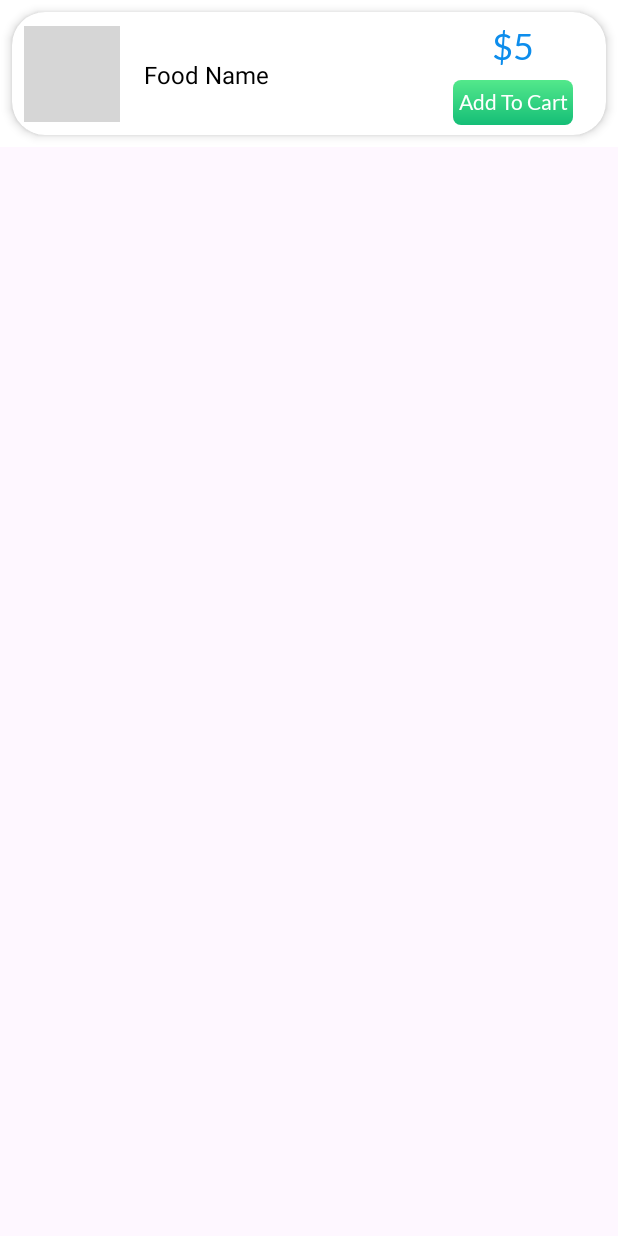
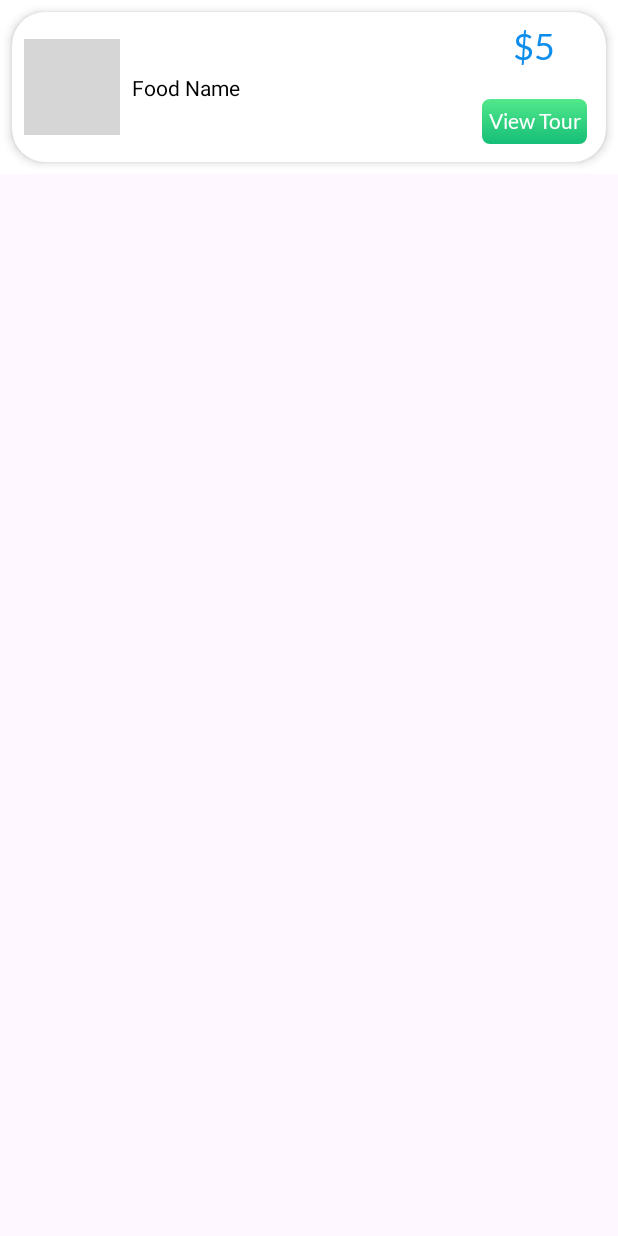
Before and after one commit to Muhammadfarooq297/PakTravelNew, an Android app: the layout popularitem.xml on its own in the app's theme, with its tools: preview values and no code run, on a phone screen of 412 x 824 dp. Run offline under Robolectric (Android 15) with nearby library versions, the phone set to English and light mode, and no system bars; Roboto replaces fonts that are not available here; grey boxes are pictures that could not be loaded.

Commit message:
Ist commit

```diff
--- a/app/src/main/res/layout/activity_main.xml
+++ b/app/src/main/res/layout/activity_main.xml
@@ -15,7 +15,7 @@
             android:layout_marginStart="16dp"
             android:layout_marginTop="32dp"
             android:fontFamily="@font/yeon_sung"
-            android:text="Explore Your Favourite Food"
+            android:text="Let's Explore Pakistan"
             android:textColor="@color/black"
             android:textSize="20sp"
             app:layout_constraintStart_toStartOf="parent"
--- a/app/src/main/res/layout/popularitem.xml
+++ b/app/src/main/res/layout/popularitem.xml
@@ -9,7 +9,7 @@
 
     <androidx.cardview.widget.CardView
         android:layout_width="0dp"
-        android:layout_height="82dp"
+        android:layout_height="100dp"
         android:layout_marginStart="8dp"
         android:layout_marginTop="8dp"
         android:layout_marginEnd="8dp"
@@ -41,11 +41,11 @@
                 android:id="@+id/foodNamePopular"
                 android:layout_width="wrap_content"
                 android:layout_height="wrap_content"
-                android:layout_marginStart="16dp"
+                android:layout_marginStart="8dp"
                 android:fontFamily="@font/yeon_sung"
                 android:text="Food Name"
                 android:textColor="@color/black"
-                android:textSize="16sp"
+                android:textSize="14sp"
                 app:layout_constraintBottom_toBottomOf="@+id/popularimageView"
                 app:layout_constraintStart_toEndOf="@+id/popularimageView"
                 app:layout_constraintTop_toTopOf="@+id/popularimageView"
@@ -56,7 +56,7 @@
                 android:layout_width="wrap_content"
                 android:layout_height="wrap_content"
                 android:layout_marginTop="8dp"
-                android:layout_marginEnd="48dp"
+                android:layout_marginEnd="34dp"
                 android:fontFamily="@font/lato_regular"
                 android:text="$5"
                 android:textColor="@color/textColor"
@@ -66,15 +66,16 @@
 
             <TextView
                 android:id="@+id/addTocartPopular"
-                android:layout_width="80dp"
+                android:layout_width="70dp"
                 android:layout_height="30dp"
                 android:layout_marginTop="8dp"
                 android:background="@drawable/addtocartshape"
                 android:fontFamily="@font/lato_regular"
                 android:gravity="center"
                 android:padding="2dp"
-                android:text="Add To Cart"
+                android:text="View Tour"
                 android:textColor="@color/white"
+                app:layout_constraintBottom_toBottomOf="parent"
                 app:layout_constraintEnd_toEndOf="@+id/pricePopular"
                 app:layout_constraintStart_toStartOf="@+id/pricePopular"
                 app:layout_constraintTop_toBottomOf="@+id/pricePopular" />
```
Also changed, not shown: app/src/main/java/com/example/paktravelnew/Adapters/PopularAdapter.kt (added, +47 -0 lines), app/src/main/java/com/example/paktravelnew/Fragments/HomeFragment.kt (+7 -0 lines), app/src/main/res/layout/fragment_home.xml (+11 -1 lines), app/src/main/res/drawable/cherry_blossum.jpg (added), app/src/main/res/drawable/hunzavalley.jpg (added), 1 other file.
